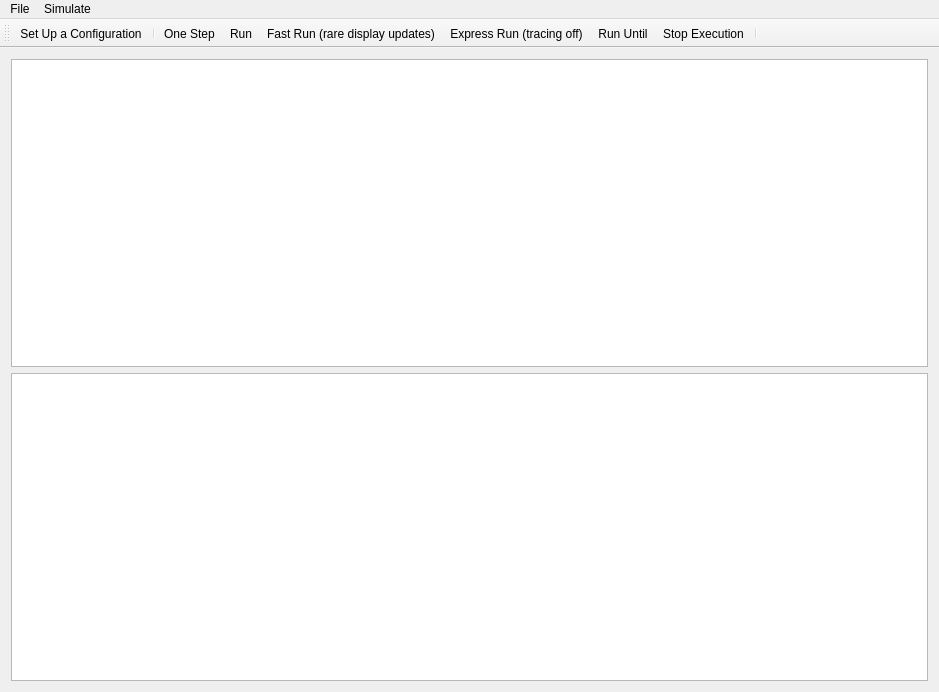
First picture: the form in src/qtenv/mainwindow.ui, repository omnetpp/omnetpp, before the edit.
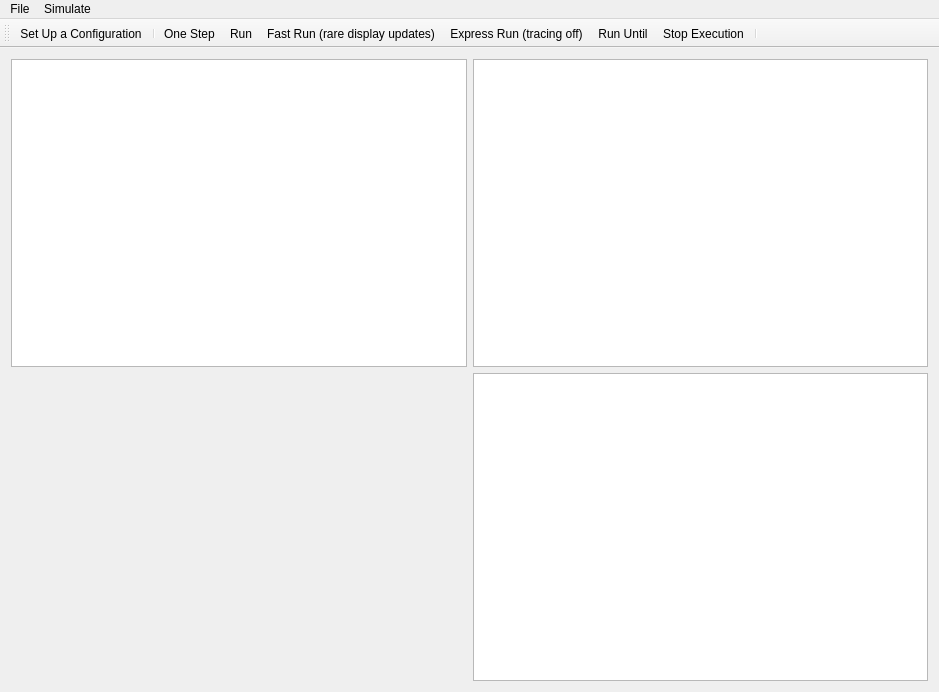
Second picture: the form after the edit. Icons and pictures are not drawn.

Commit message: qtenv: Tree view is working

What changed in the file:
```diff
--- a/src/qtenv/mainwindow.ui
+++ b/src/qtenv/mainwindow.ui
@@ -18,12 +18,15 @@
   </property>
   <widget class="QWidget" name="centralWidget">
    <layout class="QGridLayout" name="gridLayout">
-    <item row="1" column="0">
+    <item row="1" column="1">
      <widget class="QTextBrowser" name="textBrowser"/>
     </item>
-    <item row="0" column="0">
+    <item row="0" column="1">
      <widget class="QGraphicsView" name="graphicsView"/>
     </item>
+    <item row="0" column="0">
+     <widget class="QTreeView" name="treeView"/>
+    </item>
    </layout>
   </widget>
   <widget class="QMenuBar" name="menuBar">
```
The commit also changes 2 other files.
